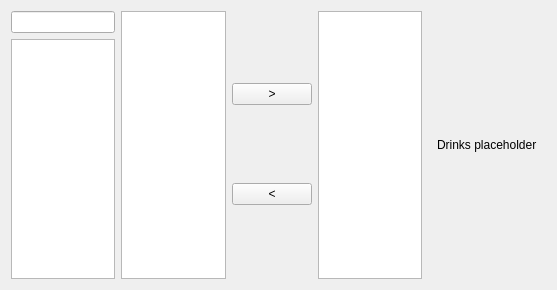
Before: the Qt Designer form src/ui/game/drinkswidget.ui in lbproductions/psnewmodel, drawn with Qt 5.
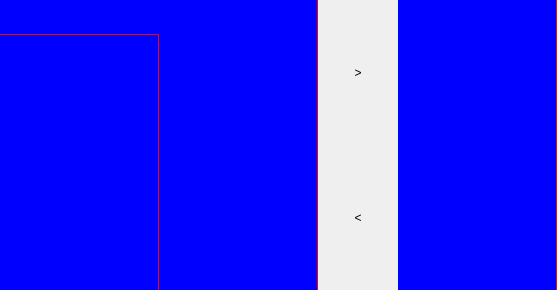
After: the same form once the commit is applied.

The edit to the form file:
```diff
--- a/src/ui/game/drinkswidget.ui
+++ b/src/ui/game/drinkswidget.ui
@@ -16,14 +16,73 @@
   <property name="windowTitle">
    <string>Form</string>
   </property>
-  <layout class="QHBoxLayout" name="horizontalLayout" stretch="1,1,0,1,1">
+  <property name="styleSheet">
+   <string notr="true">QWidget#DrinkWidget {
+	border: 1px solid red;
+}
+
+QListView {
+	background: blue;
+	border-right: 1px solid red;
+}
+
+QListView::item:selected {
+    background: yellow;
+}
+
+QTreeView {
+	background: blue;
+	border-right: 1px solid red;
+}
+
+QTreeView::item:selected {
+    background: yellow;
+}
+
+QLineEdit {
+	background: blue;
+	border: none;
+	border-bottom: 1px solid red;
+}</string>
+  </property>
+  <layout class="QHBoxLayout" name="horizontalLayout" stretch="1,1,0,1">
+   <property name="spacing">
+    <number>0</number>
+   </property>
+   <property name="leftMargin">
+    <number>0</number>
+   </property>
+   <property name="topMargin">
+    <number>0</number>
+   </property>
+   <property name="rightMargin">
+    <number>0</number>
+   </property>
+   <property name="bottomMargin">
+    <number>0</number>
+   </property>
    <item>
     <layout class="QVBoxLayout" name="verticalLayout">
+     <property name="spacing">
+      <number>0</number>
+     </property>
      <property name="leftMargin">
       <number>0</number>
      </property>
      <item>
       <widget class="QLineEdit" name="lineEditSearchDrink">
+       <property name="minimumSize">
+        <size>
+         <width>0</width>
+         <height>35</height>
+        </size>
+       </property>
+       <property name="maximumSize">
+        <size>
+         <width>16777215</width>
+         <height>35</height>
+        </size>
+       </property>
        <property name="clearButtonEnabled">
         <bool>true</bool>
        </property>
@@ -31,6 +90,12 @@
      </item>
      <item>
       <widget class="QListView" name="listViewDrinks">
+       <property name="frameShape">
+        <enum>QFrame::NoFrame</enum>
+       </property>
+       <property name="frameShadow">
+        <enum>QFrame::Plain</enum>
+       </property>
        <property name="selectionBehavior">
         <enum>QAbstractItemView::SelectRows</enum>
        </property>
@@ -43,6 +108,12 @@
    </item>
    <item>
     <widget class="QListView" name="listViewPlayers">
+     <property name="frameShape">
+      <enum>QFrame::NoFrame</enum>
+     </property>
+     <property name="frameShadow">
+      <enum>QFrame::Plain</enum>
+     </property>
      <property name="selectionBehavior">
       <enum>QAbstractItemView::SelectRows</enum>
      </property>
@@ -53,45 +124,63 @@
    </item>
    <item>
     <layout class="QVBoxLayout" name="verticalLayout_2">
+     <property name="spacing">
+      <number>0</number>
+     </property>
      <property name="leftMargin">
       <number>0</number>
      </property>
      <item>
       <widget class="QPushButton" name="pushButtonAdd">
+       <property name="sizePolicy">
+        <sizepolicy hsizetype="Minimum" vsizetype="Minimum">
+         <horstretch>0</horstretch>
+         <verstretch>0</verstretch>
+        </sizepolicy>
+       </property>
        <property name="focusPolicy">
         <enum>Qt::ClickFocus</enum>
        </property>
        <property name="text">
         <string>&gt;</string>
        </property>
+       <property name="flat">
+        <bool>true</bool>
+       </property>
       </widget>
      </item>
      <item>
       <widget class="QPushButton" name="pushButtonRemove">
+       <property name="sizePolicy">
+        <sizepolicy hsizetype="Minimum" vsizetype="Minimum">
+         <horstretch>0</horstretch>
+         <verstretch>0</verstretch>
+        </sizepolicy>
+       </property>
        <property name="focusPolicy">
         <enum>Qt::ClickFocus</enum>
        </property>
        <property name="text">
         <string>&lt;</string>
        </property>
+       <property name="flat">
+        <bool>true</bool>
+       </property>
       </widget>
      </item>
     </layout>
    </item>
    <item>
-    <widget class="QTreeView" name="treeViewDrinkRound"/>
-   </item>
-   <item>
-    <widget class="QWidget" name="widget" native="true">
-     <layout class="QHBoxLayout" name="horizontalLayout_2">
-      <item>
-       <widget class="QLabel" name="label">
-        <property name="text">
-         <string>Drinks placeholder</string>
-        </property>
-       </widget>
-      </item>
-     </layout>
+    <widget class="QTreeView" name="treeViewDrinkRound">
+     <property name="frameShape">
+      <enum>QFrame::NoFrame</enum>
+     </property>
+     <property name="frameShadow">
+      <enum>QFrame::Plain</enum>
+     </property>
+     <property name="headerHidden">
+      <bool>true</bool>
+     </property>
     </widget>
    </item>
   </layout>
```
